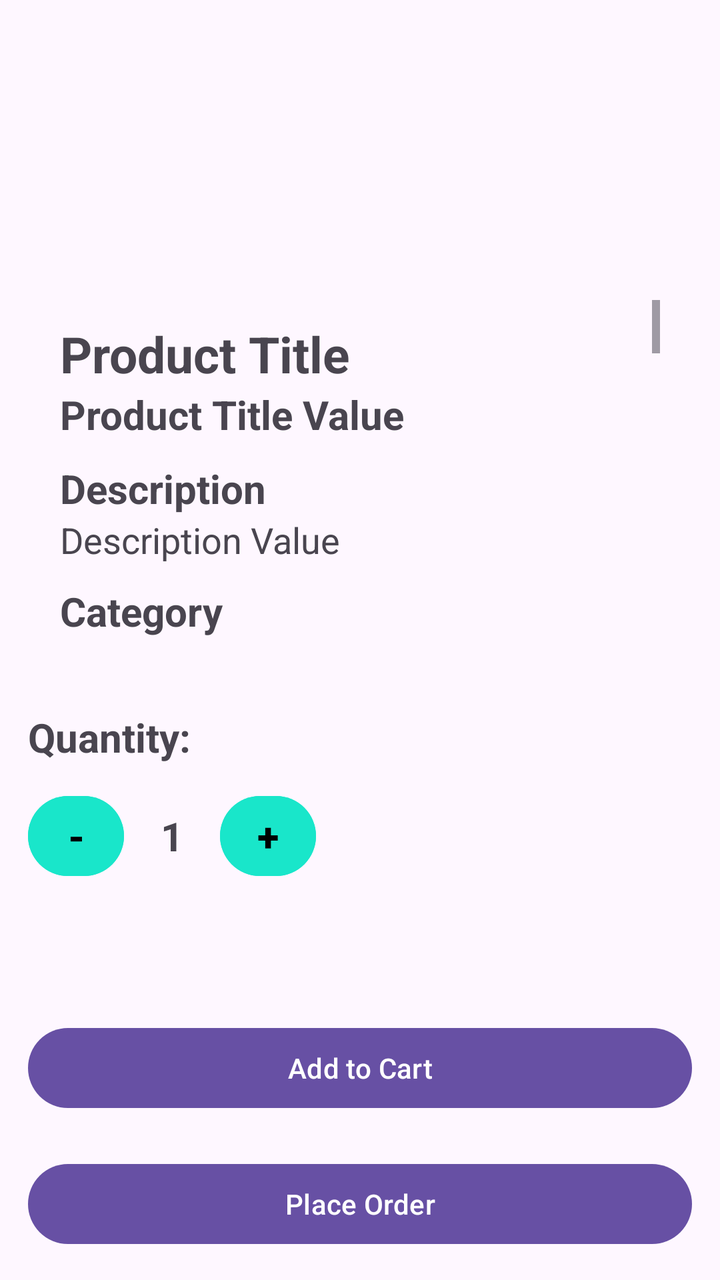
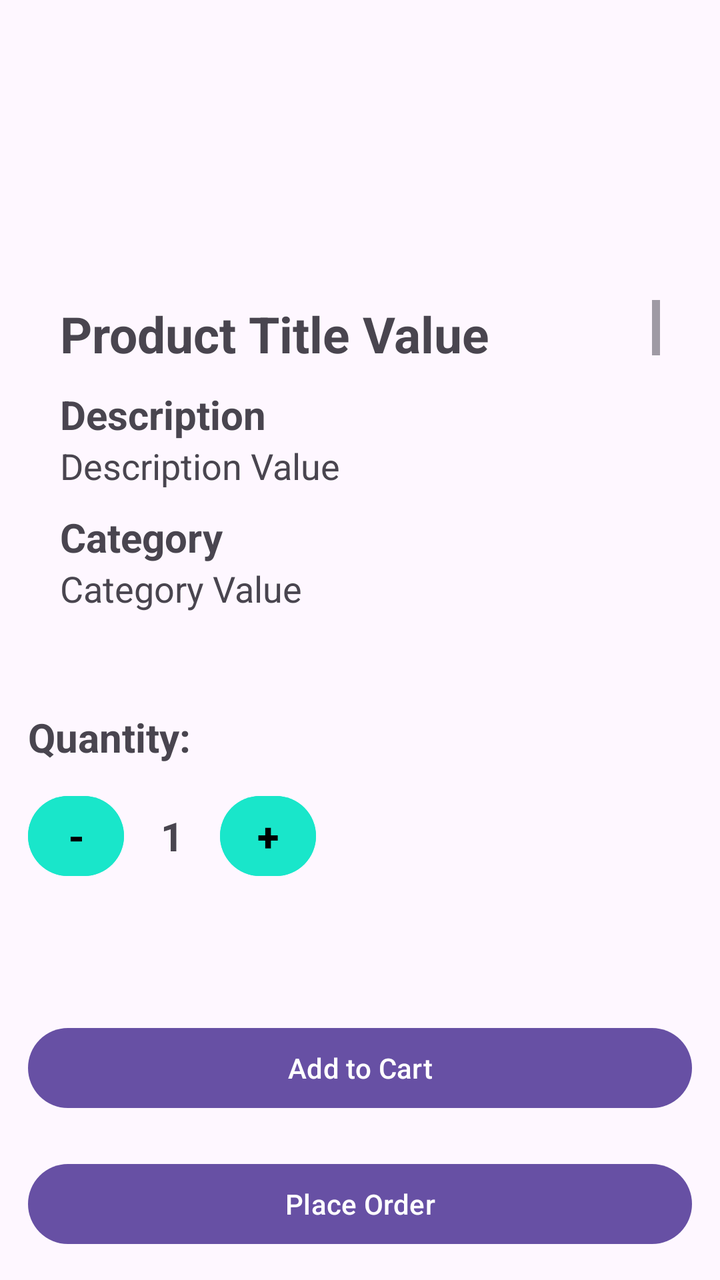

Before-and-after screenshots of an Android layout around one commit, followed by the original layout XML and the change that was made.
<!-- AndroidManifest.xml: application theme Theme.ShopNova -->
<!-- res/layout/product_details.xml -->
<?xml version="1.0" encoding="utf-8"?>
<androidx.constraintlayout.widget.ConstraintLayout xmlns:android="http://schemas.android.com/apk/res/android"
    xmlns:app="http://schemas.android.com/apk/res-auto"
    xmlns:tools="http://schemas.android.com/tools"
    android:layout_width="match_parent"
    android:layout_height="match_parent"
    android:padding="14dp">

    <ImageView
        android:id="@+id/imgThumbnail"
        android:layout_width="wrap_content"
        android:layout_height="120dp"
        android:text="Thumbnail"
        app:layout_constraintEnd_toEndOf="parent"
        app:layout_constraintStart_toStartOf="parent"
        tools:ignore="MissingConstraints" />

    <ScrollView
        android:id="@+id/scrollView"
        android:layout_width="0dp"
        android:layout_height="0dp"
        android:fillViewport="true"
        android:padding="16dp"
        app:layout_constraintBottom_toTopOf="@id/tvQuantityLabel"
        app:layout_constraintEnd_toEndOf="parent"
        app:layout_constraintHorizontal_bias="1.0"
        app:layout_constraintStart_toStartOf="parent"
        app:layout_constraintTop_toBottomOf="@id/imgThumbnail">

        <LinearLayout
            android:id="@+id/ll_scrollview"
            android:layout_width="match_parent"
            android:layout_height="wrap_content"
            android:orientation="vertical">

            <TextView
                android:id="@+id/lblProductTitle"
                android:layout_width="wrap_content"
                android:layout_height="wrap_content"
                android:layout_marginTop="10dp"
                android:text="Product Title"
                android:textSize="25sp"
                android:textStyle="bold"
                app:layout_constraintEnd_toEndOf="parent"
                app:layout_constraintStart_toStartOf="parent"
                app:layout_constraintTop_toTopOf="parent" />

            <TextView
                android:id="@+id/tvProductTitle"
                android:layout_width="wrap_content"
                android:layout_height="wrap_content"
                android:text="Product Title Value"
                android:textSize="20sp"
                android:textStyle="bold"
                app:layout_constraintEnd_toEndOf="parent"
                app:layout_constraintStart_toStartOf="parent"
                app:layout_constraintTop_toBottomOf="@id/lblProductTitle"
                app:layout_constraintTop_toTopOf="parent" />

            />

            <TextView
                android:id="@+id/lblDescription"
                android:layout_width="wrap_content"
                android:layout_height="wrap_content"
                android:text="Description"
                android:textSize="20sp"
                android:layout_marginTop="10dp"

                android:textStyle="bold"
                app:layout_constraintEnd_toEndOf="parent"
                app:layout_constraintStart_toStartOf="parent"
                app:layout_constraintTop_toBottomOf="@id/tvProductTitle" />

            <TextView
                android:id="@+id/tvDescription"
                android:layout_width="wrap_content"
                android:layout_height="wrap_content"
                android:text="Description Value"
                android:textSize="18sp"
                app:layout_constraintEnd_toEndOf="parent"
                app:layout_constraintStart_toStartOf="parent"
                app:layout_constraintTop_toBottomOf="@id/lblDescription" />


            <TextView
                android:id="@+id/lbltvCategory"
                android:layout_width="wrap_content"
                android:layout_height="wrap_content"
                android:text="Category"
                android:textSize="20sp"
                android:textStyle="bold"
                android:layout_marginTop="10dp"

                app:layout_constraintEnd_toEndOf="parent"
                app:layout_constraintStart_toStartOf="parent"
                app:layout_constraintTop_toBottomOf="@id/tvDescription" />

            <TextView
                android:id="@+id/tvCategory"
                android:layout_width="wrap_content"
                android:layout_height="wrap_content"
                android:text="Category Value"
                android:textSize="18sp"
                app:layout_constraintEnd_toEndOf="parent"
                app:layout_constraintStart_toStartOf="parent"
                app:layout_constraintTop_toBottomOf="@id/lbltvCategory" />

            

            <TextView
                android:id="@+id/lblPrice"
                android:layout_width="wrap_content"
                android:layout_height="wrap_content"
                android:text="Price"
                android:textSize="20sp"
                android:textStyle="bold"
                android:layout_marginTop="10dp"

                app:layout_constraintEnd_toEndOf="parent"
                app:layout_constraintStart_toStartOf="parent"
                app:layout_constraintTop_toBottomOf="@id/tvCategory" />

            <TextView
                android:id="@+id/tvPrice"
                android:layout_width="wrap_content"
                android:layout_height="wrap_content"
                android:text="Price Value"
                android:textSize="18sp"
                app:layout_constraintEnd_toEndOf="parent"
                app:layout_constraintStart_toStartOf="parent"
                app:layout_constraintTop_toBottomOf="@id/lblPrice" />

            <TextView
                android:id="@+id/lblDiscountPercentage"
                android:layout_width="wrap_content"
                android:layout_height="wrap_content"
                android:text="Discount Percentage"
                android:textSize="20sp"
                android:textStyle="bold"
                android:layout_marginTop="10dp"

                app:layout_constraintEnd_toEndOf="parent"
                app:layout_constraintStart_toStartOf="parent"
                app:layout_constraintTop_toBottomOf="@id/tvPrice" />

            <TextView
                android:id="@+id/tvDiscountPercentage"
                android:layout_width="wrap_content"
                android:layout_height="wrap_content"
                android:text="Discount Percentage Value"
                android:textSize="18sp"
                app:layout_constraintEnd_toEndOf="parent"
                app:layout_constraintStart_toStartOf="parent"
                app:layout_constraintTop_toBottomOf="@id/lblDiscountPercentage" />

            <TextView
                android:id="@+id/lblRating"
                android:layout_width="wrap_content"
                android:layout_height="wrap_content"
                android:text="Rating"
                android:textSize="20sp"
                android:textStyle="bold"
                android:layout_marginTop="10dp"

                app:layout_constraintEnd_toEndOf="parent"
                app:layout_constraintStart_toStartOf="parent"
                app:layout_constraintTop_toBottomOf="@id/tvDiscountPercentage" />

            <TextView
                android:id="@+id/tvRating"
                android:layout_width="wrap_content"
                android:layout_height="wrap_content"
                android:text="Rating Value"
                android:textSize="18sp"
                app:layout_constraintEnd_toEndOf="parent"
                app:layout_constraintStart_toStartOf="parent"
                app:layout_constraintTop_toBottomOf="@id/lblRating" />

            <TextView
                android:id="@+id/lblStock"
                android:layout_width="wrap_content"
                android:layout_height="wrap_content"
                android:text="Stock"
                android:textSize="20sp"
                android:layout_marginTop="10dp"
                android:textStyle="bold"

                app:layout_constraintEnd_toEndOf="parent"
                app:layout_constraintStart_toStartOf="parent"
                app:layout_constraintTop_toBottomOf="@id/tvRating" />

            <TextView
                android:id="@+id/tvStock"
                android:layout_width="wrap_content"
                android:layout_height="wrap_content"
                android:text="Stock Value"
                android:textSize="18sp"
                app:layout_constraintEnd_toEndOf="parent"
                app:layout_constraintStart_toStartOf="parent"
                app:layout_constraintTop_toBottomOf="@id/lblStock" />

            <TextView
                android:id="@+id/lblTags"
                android:layout_width="wrap_content"
                android:layout_height="wrap_content"
                android:text="Tags"
                android:textSize="20sp"
                android:layout_marginTop="10dp"
                android:textStyle="bold"

                app:layout_constraintEnd_toEndOf="parent"
                app:layout_constraintStart_toStartOf="parent"
                app:layout_constraintTop_toBottomOf="@id/tvStock" />

            <TextView
                android:id="@+id/tvTags"
                android:layout_width="wrap_content"
                android:layout_height="wrap_content"
                android:text="Tags Value"
                android:textSize="18sp"
                app:layout_constraintEnd_toEndOf="parent"
                app:layout_constraintStart_toStartOf="parent"
                app:layout_constraintTop_toBottomOf="@id/lblTags" />

            <TextView
                android:id="@+id/lblBrand"
                android:layout_width="wrap_content"
                android:layout_height="wrap_content"
                android:text="Brand"
                android:textSize="20sp"
                android:textStyle="bold"
                android:layout_marginTop="10dp"

                app:layout_constraintEnd_toEndOf="parent"
                app:layout_constraintStart_toStartOf="parent"
                app:layout_constraintTop_toBottomOf="@id/tvTags" />

            <TextView
                android:id="@+id/tvBrand"
                android:layout_width="wrap_content"
                android:layout_height="wrap_content"
                android:text="Brand Value"
                android:textSize="18sp"
                app:layout_constraintEnd_toEndOf="parent"
                app:layout_constraintStart_toStartOf="parent"
                app:layout_constraintTop_toBottomOf="@id/lblBrand" />


            <TextView
                android:id="@+id/lblSku"
                android:layout_width="wrap_content"
                android:layout_height="wrap_content"
                android:text="Sku"
                android:textSize="20sp"
                android:layout_marginTop="10dp"

                android:textStyle="bold"
                app:layout_constraintEnd_toEndOf="parent"
                app:layout_constraintStart_toStartOf="parent"
                app:layout_constraintTop_toBottomOf="@id/tvBrand" />

            <TextView
                android:id="@+id/tvSku"
                android:layout_width="wrap_content"
                android:layout_height="wrap_content"
                android:text="Sku Value"
                android:textSize="20sp"
                app:layout_constraintEnd_toEndOf="parent"
                app:layout_constraintStart_toStartOf="parent"
                app:layout_constraintTop_toBottomOf="@id/lblSku" />

            <TextView
                android:id="@+id/lblWeight"
                android:layout_width="wrap_content"
                android:layout_height="wrap_content"
                android:text="Weight"
                android:textSize="20sp"
                android:textStyle="bold"
                android:layout_marginTop="10dp"

                app:layout_constraintEnd_toEndOf="parent"
                app:layout_constraintStart_toStartOf="parent"
                app:layout_constraintTop_toBottomOf="@id/tvSku" />

            <TextView
                android:id="@+id/tvWeight"
                android:layout_width="wrap_content"
                android:layout_height="wrap_content"
                android:text="Weight Value"
                android:textSize="18sp"
                app:layout_constraintEnd_toEndOf="parent"
                app:layout_constraintStart_toStartOf="parent"
                app:layout_constraintTop_toBottomOf="@id/lblWeight" />

            <TextView
                android:id="@+id/lblDimensionList"
                android:layout_width="wrap_content"
                android:layout_height="wrap_content"
                android:text="Dimension List"
                android:textSize="20sp"
                android:textStyle="bold"
                android:layout_marginTop="10dp"

                app:layout_constraintEnd_toEndOf="parent"
                app:layout_constraintStart_toStartOf="parent"
                app:layout_constraintTop_toBottomOf="@id/tvWeight" />

            <TextView
                android:id="@+id/tvDimensionList"
                android:layout_width="wrap_content"
                android:layout_height="wrap_content"
                android:text="Dimension List Value"
                android:textSize="18sp"
                app:layout_constraintEnd_toEndOf="parent"
                app:layout_constraintStart_toStartOf="parent"
                app:layout_constraintTop_toBottomOf="@id/lblDimensionList" />

            <TextView
                android:id="@+id/lblWarrantyInformation"
                android:layout_width="wrap_content"
                android:layout_height="wrap_content"
                android:text="Warranty Information"
                android:textSize="20sp"
                android:textStyle="bold"
                android:layout_marginTop="10dp"

                app:layout_constraintEnd_toEndOf="parent"
                app:layout_constraintStart_toStartOf="parent"
                app:layout_constraintTop_toBottomOf="@id/tvDimensionList" />

            <TextView
                android:id="@+id/tvWarrantyInformation"
                android:layout_width="wrap_content"
                android:layout_height="wrap_content"
                android:text="Warranty Information Value"
                android:textSize="18sp"
                app:layout_constraintEnd_toEndOf="parent"
                app:layout_constraintStart_toStartOf="parent"
                app:layout_constraintTop_toBottomOf="@id/lblWarrantyInformation" />

            <TextView
                android:id="@+id/lblShippingInformation"
                android:layout_width="wrap_content"
                android:layout_height="wrap_content"
                android:text="ShippingInformation"
                android:textSize="20sp"
                android:textStyle="bold"
                android:layout_marginTop="10dp"

                app:layout_constraintEnd_toEndOf="parent"
                app:layout_constraintStart_toStartOf="parent"
                app:layout_constraintTop_toBottomOf="@id/tvWarrantyInformation" />

            <TextView
                android:id="@+id/tvShippingInformation"
                android:layout_width="wrap_content"
                android:layout_height="wrap_content"
                android:text="ShippingInformation Value"
                android:textSize="18sp"
                app:layout_constraintEnd_toEndOf="parent"
                app:layout_constraintStart_toStartOf="parent"
                app:layout_constraintTop_toBottomOf="@id/lblShippingInformation" />

            <TextView
                android:id="@+id/lblAvailabilityStatus"
                android:layout_width="wrap_content"
                android:layout_height="wrap_content"
                android:text="ShippingInformation"
                android:textSize="20sp"
                android:textStyle="bold"
                android:layout_marginTop="10dp"

                app:layout_constraintEnd_toEndOf="parent"
                app:layout_constraintStart_toStartOf="parent"
                app:layout_constraintTop_toBottomOf="@id/tvShippingInformation" />

            <TextView
                android:id="@+id/tvAvailabilityStatus"
                android:layout_width="wrap_content"
                android:layout_height="wrap_content"
                android:text="ShippingInformation Value"
                android:textSize="18sp"
                app:layout_constraintEnd_toEndOf="parent"
                app:layout_constraintStart_toStartOf="parent"
                app:layout_constraintTop_toBottomOf="@id/lblAvailabilityStatus" />

            <TextView
                android:id="@+id/lblReviewsList"
                android:layout_width="wrap_content"
                android:layout_height="wrap_content"
                android:text="Reviews List"
                android:textSize="20sp"
                android:textStyle="bold"
                android:layout_marginTop="10dp"

                app:layout_constraintEnd_toEndOf="parent"
                app:layout_constraintStart_toStartOf="parent"
                app:layout_constraintTop_toBottomOf="@id/tvAvailabilityStatus" />

            <TextView
                android:id="@+id/tvReviewsList"
                android:layout_width="wrap_content"
                android:layout_height="wrap_content"
                android:text="Reviews List Value"
                android:textSize="18sp"
                android:layout_marginTop="10dp"

                app:layout_constraintEnd_toEndOf="parent"
                app:layout_constraintStart_toStartOf="parent"
                app:layout_constraintTop_toBottomOf="@id/lblReviewsList" />

            <TextView
                android:id="@+id/lblReturnPolicy"
                android:layout_width="wrap_content"
                android:layout_height="wrap_content"
                android:text="Return Policy"
                android:textSize="20sp"
                android:layout_marginTop="10dp"

                android:textStyle="bold"
                app:layout_constraintEnd_toEndOf="parent"
                app:layout_constraintStart_toStartOf="parent"
                app:layout_constraintTop_toBottomOf="@id/tvReviewsList" />

            <TextView
                android:id="@+id/tvReturnPolicy"
                android:layout_width="wrap_content"
                android:layout_height="wrap_content"
                android:text="Return Policy Value"
                android:textSize="18sp"
                android:layout_marginTop="10dp"

                app:layout_constraintEnd_toEndOf="parent"
                app:layout_constraintStart_toStartOf="parent"
                app:layout_constraintTop_toBottomOf="@id/lblReturnPolicy" />

            <TextView
                android:id="@+id/lblMinimumOrderQuantity"
                android:layout_width="wrap_content"
                android:layout_height="wrap_content"
                android:text="Minimum Order Quantity"
                android:textSize="20sp"
                android:textStyle="bold"
                app:layout_constraintEnd_toEndOf="parent"
                app:layout_constraintStart_toStartOf="parent"
                app:layout_constraintTop_toBottomOf="@id/tvReturnPolicy" />

            <TextView
                android:id="@+id/tvMinimumOrderQuantity"
                android:layout_width="wrap_content"
                android:layout_height="wrap_content"
                android:text="Minimum Order Quantity Value"
                android:textSize="18sp"
                android:layout_marginTop="10dp"

                app:layout_constraintEnd_toEndOf="parent"
                app:layout_constraintStart_toStartOf="parent"
                app:layout_constraintTop_toBottomOf="@id/lblMinimumOrderQuantity" />

            <TextView
                android:id="@+id/lblMetaList"
                android:layout_width="wrap_content"
                android:layout_height="wrap_content"
                android:text="Meta List"
                android:textSize="20sp"
                android:textStyle="bold"
                app:layout_constraintEnd_toEndOf="parent"
                app:layout_constraintStart_toStartOf="parent"
                app:layout_constraintTop_toBottomOf="@id/tvMinimumOrderQuantity" />

            <TextView
                android:id="@+id/tvMetaList"
                android:layout_width="wrap_content"
                android:layout_height="wrap_content"
                android:text="Meta List Value"
                android:textSize="18sp"
                android:layout_marginTop="10dp"

                app:layout_constraintEnd_toEndOf="parent"
                app:layout_constraintStart_toStartOf="parent"
                app:layout_constraintTop_toBottomOf="@id/lblMetaList" />

            <TextView
                android:id="@+id/lblImages"
                android:layout_width="wrap_content"
                android:layout_height="wrap_content"
                android:text="Images"
                android:textSize="20sp"
                android:textStyle="bold"
                app:layout_constraintEnd_toEndOf="parent"
                app:layout_constraintStart_toStartOf="parent"
                app:layout_constraintTop_toBottomOf="@id/tvMetaList" />

            <TextView
                android:id="@+id/tvImages"
                android:layout_width="wrap_content"
                android:layout_height="wrap_content"
                android:text="Images Value"
                android:textSize="20sp"

                app:layout_constraintEnd_toEndOf="parent"
                app:layout_constraintStart_toStartOf="parent"
                app:layout_constraintTop_toBottomOf="@id/lblImages" />

        </LinearLayout>

    </ScrollView>
    <TextView
        android:id="@+id/tvQuantityLabel"
        android:layout_width="wrap_content"
        android:layout_height="wrap_content"
        android:layout_marginTop="20dp"
        android:text="Quantity:"
        android:textSize="20sp"
        android:textStyle="bold"

        app:layout_constraintStart_toStartOf="parent"
        app:layout_constraintTop_toBottomOf="@id/scrollView" />

    <Button
        android:id="@+id/btnDecrease"
        android:layout_width="48sp"
        android:layout_height="48sp"
        android:layout_marginTop="12sp"
        android:text="-"
        android:textStyle="bold"
        android:textSize="20sp"
        android:textColor="#000000"
        android:backgroundTint="#19E6CA"
        android:minWidth="0dp"
        android:minHeight="0dp"
        android:padding="0dp"
        app:layout_constraintStart_toStartOf="parent"
        app:layout_constraintTop_toBottomOf="@id/tvQuantityLabel" />

    <TextView
        android:id="@+id/tvQuantity"
        android:layout_width="48sp"
        android:layout_height="48sp"
        android:gravity="center"
        android:text="1"
        android:textSize="20sp"
        android:textStyle="bold"
        app:layout_constraintStart_toEndOf="@id/btnDecrease"
        app:layout_constraintTop_toTopOf="@id/btnDecrease"
        app:layout_constraintBottom_toBottomOf="@id/btnDecrease" />

    <Button
        android:id="@+id/btnIncrease"
        android:layout_width="48sp"
        android:layout_height="48sp"
        android:text="+"
        android:textSize="20sp"
        android:textStyle="bold"
        android:textColor="#000000"
        android:backgroundTint="#19E6CA"
        android:minWidth="0dp"
        android:minHeight="0dp"
        android:padding="0dp"
        app:layout_constraintStart_toEndOf="@id/tvQuantity"
        app:layout_constraintTop_toTopOf="@id/btnDecrease"
        app:layout_constraintBottom_toBottomOf="@id/btnDecrease" />

    <Button
        android:id="@+id/btnAddToCart"
        android:layout_width="0dp"
        android:layout_height="wrap_content"
        android:text="Add to Cart"
        app:layout_constraintTop_toBottomOf="@id/tvQuantity"
        app:layout_constraintStart_toStartOf="parent"
        app:layout_constraintEnd_toEndOf="parent"
        app:layout_constraintBottom_toBottomOf="parent" />
    <Button
        android:id="@+id/btnPlaceOrder"
        android:layout_width="0dp"
        android:layout_height="wrap_content"
        android:layout_marginTop="20sp"
        android:text="Place Order"
        app:layout_constraintTop_toBottomOf="@id/btnAddToCart"
        app:layout_constraintStart_toStartOf="parent"
        app:layout_constraintEnd_toEndOf="parent"
        app:layout_constraintBottom_toBottomOf="parent" />
</androidx.constraintlayout.widget.ConstraintLayout>
<!-- resources referenced by this layout -->
<resources>
  <style name="Theme.ShopNova" parent="Base.Theme.ShopNova" />
  <style name="Base.Theme.ShopNova" parent="Theme.Material3.DayNight.NoActionBar">
          
          
      </style>
</resources>

<!-- the commit's change to res/layout/product_details.xml (unified diff, before → after) -->
@@ -33,28 +33,16 @@
             android:layout_height="wrap_content"
             android:orientation="vertical">
 
-            <TextView
-                android:id="@+id/lblProductTitle"
-                android:layout_width="wrap_content"
-                android:layout_height="wrap_content"
-                android:layout_marginTop="10dp"
-                android:text="Product Title"
+
+            <TextView
+                android:id="@+id/tvProductTitle"
+                android:layout_width="wrap_content"
+                android:layout_height="wrap_content"
+                android:text="Product Title Value"
                 android:textSize="25sp"
                 android:textStyle="bold"
                 app:layout_constraintEnd_toEndOf="parent"
                 app:layout_constraintStart_toStartOf="parent"
-                app:layout_constraintTop_toTopOf="parent" />
-
-            <TextView
-                android:id="@+id/tvProductTitle"
-                android:layout_width="wrap_content"
-                android:layout_height="wrap_content"
-                android:text="Product Title Value"
-                android:textSize="20sp"
-                android:textStyle="bold"
-                app:layout_constraintEnd_toEndOf="parent"
-                app:layout_constraintStart_toStartOf="parent"
-                app:layout_constraintTop_toBottomOf="@id/lblProductTitle"
                 app:layout_constraintTop_toTopOf="parent" />
 
             />
